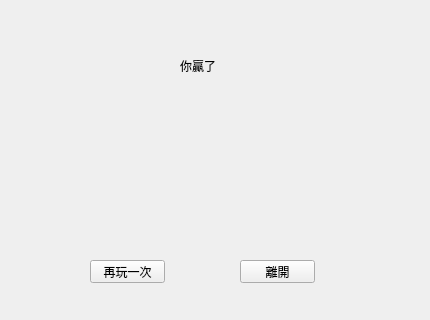
The window that finish.ui (Sirius207/pd2-2048) describes before a commit, drawn with Qt 5; both pictures show x 0 to 430 and y 0 to 320 of the 430 by 500 pixel window.
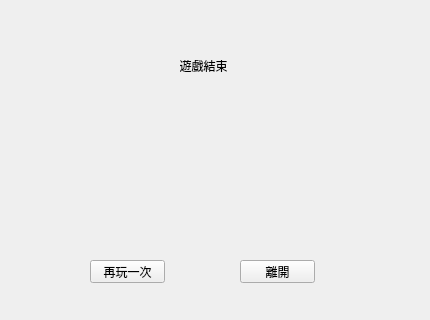
The same window after the commit.

Patch:
```diff
--- a/finish.ui
+++ b/finish.ui
@@ -49,7 +49,13 @@
     </rect>
    </property>
    <property name="text">
-    <string>你贏了</string>
+    <string>遊戲結束</string>
+   </property>
+   <property name="textFormat">
+    <enum>Qt::AutoText</enum>
+   </property>
+   <property name="alignment">
+    <set>Qt::AlignCenter</set>
    </property>
   </widget>
  </widget>
```
